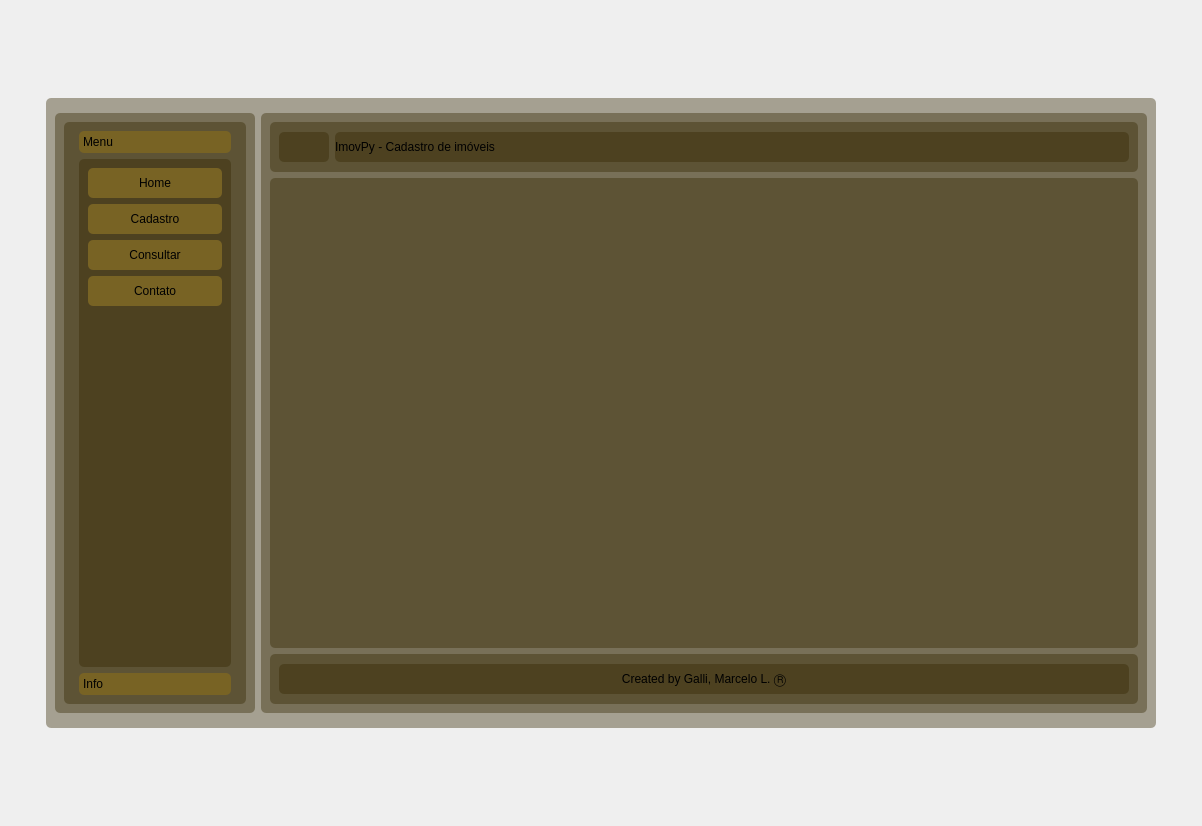
Before: the Qt Designer form imovpy.ui in MarceloGalliDev/ImovPy, drawn with Qt 5.
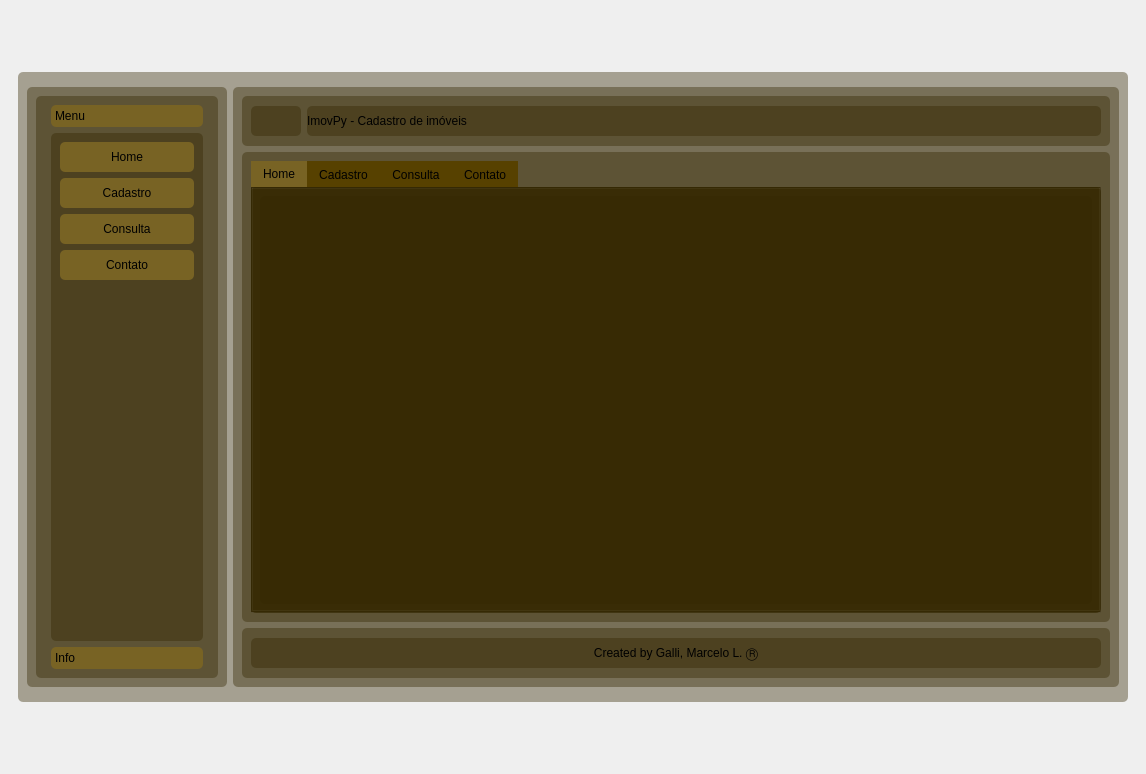
After: the same form once the commit is applied. Icons and pictures are not drawn.

Commit message:
upgrade image
upgrade image

What changed in the file:
```diff
--- a/imovpy.ui
+++ b/imovpy.ui
@@ -6,8 +6,8 @@
    <rect>
     <x>0</x>
     <y>0</y>
-    <width>1202</width>
-    <height>826</height>
+    <width>1146</width>
+    <height>774</height>
    </rect>
   </property>
   <property name="windowTitle">
@@ -203,7 +203,7 @@
 </string>
                    </property>
                    <property name="text">
-                    <string>Consultar</string>
+                    <string>Consulta</string>
                    </property>
                   </widget>
                  </item>
@@ -381,7 +381,7 @@
               </widget>
              </item>
              <item>
-              <widget class="QLabel" name="label">
+              <widget class="QLabel" name="frame_title">
                <property name="minimumSize">
                 <size>
                  <width>0</width>
@@ -419,6 +419,58 @@
             <property name="frameShadow">
              <enum>QFrame::Raised</enum>
             </property>
+            <layout class="QHBoxLayout" name="horizontalLayout_6">
+             <item>
+              <widget class="QTabWidget" name="tabWidget">
+               <property name="styleSheet">
+                <string notr="true">QTabBar::tab{
+	background-color: rgb(87, 65, 0);
+}
+
+QTabBar::tab:selected{
+	background-color: rgb(120, 99, 36);
+}
+
+</string>
+               </property>
+               <property name="currentIndex">
+                <number>0</number>
+               </property>
+               <widget class="QWidget" name="tab_Home">
+                <attribute name="title">
+                 <string>Home</string>
+                </attribute>
+                <layout class="QHBoxLayout" name="horizontalLayout_7">
+                 <item>
+                  <widget class="QLabel" name="label">
+                   <property name="styleSheet">
+                    <string notr="true">image: url(:/icons/Icons/android.png);</string>
+                   </property>
+                   <property name="text">
+                    <string>&lt;html&gt;&lt;head/&gt;&lt;body&gt;&lt;p align=&quot;center&quot;&gt;&lt;br/&gt;&lt;/p&gt;&lt;/body&gt;&lt;/html&gt;</string>
+                   </property>
+                  </widget>
+                 </item>
+                </layout>
+               </widget>
+               <widget class="QWidget" name="tab_Cadastro">
+                <attribute name="title">
+                 <string>Cadastro</string>
+                </attribute>
+               </widget>
+               <widget class="QWidget" name="tab_Consultar">
+                <attribute name="title">
+                 <string>Consulta</string>
+                </attribute>
+               </widget>
+               <widget class="QWidget" name="tab_Contato">
+                <attribute name="title">
+                 <string>Contato</string>
+                </attribute>
+               </widget>
+              </widget>
+             </item>
+            </layout>
            </widget>
           </item>
           <item>
```
Left out of the diff: 16 changed lines with no effect on the pictures. The commit also changes 25 other files.
